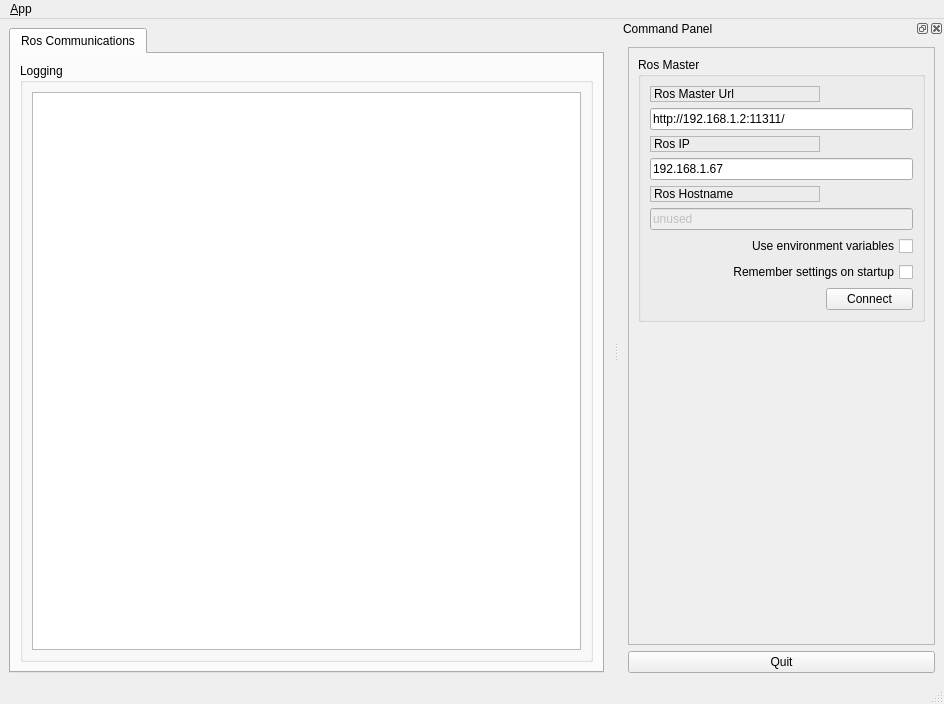
Before: the Qt Designer form using-cpp/qtros/ui/main_window.ui in jdj2261/ROS-Control-GUI, drawn with Qt 5.
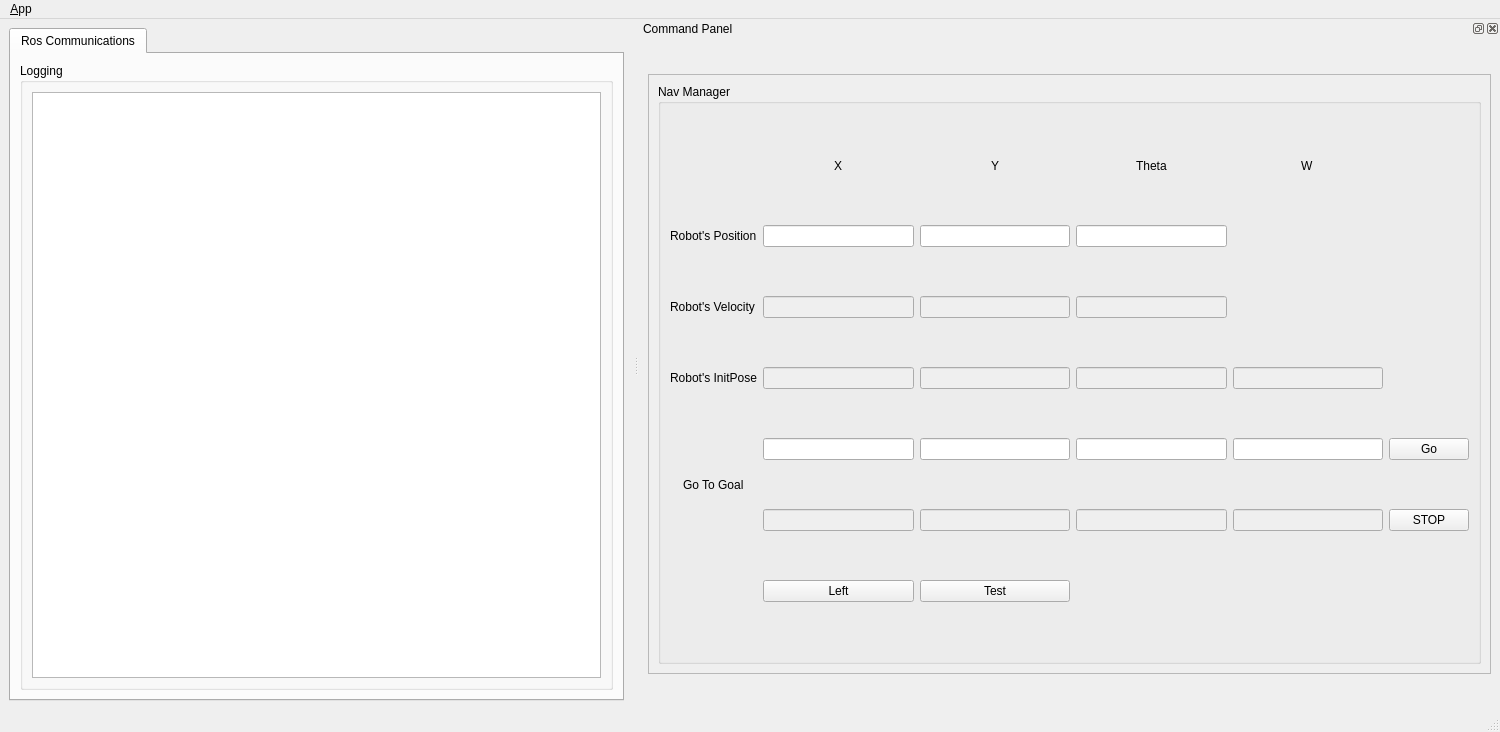
After: the same form once the commit is applied. Icons and pictures are not drawn.

Diff of the .ui file:
```diff
--- a/using-cpp/qtros/ui/main_window.ui
+++ b/using-cpp/qtros/ui/main_window.ui
@@ -6,10 +6,19 @@
    <rect>
     <x>0</x>
     <y>0</y>
-    <width>944</width>
-    <height>704</height>
+    <width>1500</width>
+    <height>732</height>
    </rect>
   </property>
+  <property name="sizePolicy">
+   <sizepolicy hsizetype="Preferred" vsizetype="Preferred">
+    <horstretch>0</horstretch>
+    <verstretch>0</verstretch>
+   </sizepolicy>
+  </property>
+  <property name="focusPolicy">
+   <enum>Qt::NoFocus</enum>
+  </property>
   <property name="windowTitle">
    <string>QRosApp</string>
   </property>
@@ -24,10 +33,13 @@
    <layout class="QHBoxLayout">
     <item>
      <widget class="QTabWidget" name="tab_manager">
+      <property name="enabled">
+       <bool>true</bool>
+      </property>
       <property name="minimumSize">
        <size>
         <width>100</width>
-        <height>0</height>
+        <height>500</height>
        </size>
       </property>
       <property name="locale">
@@ -36,6 +48,18 @@
       <property name="currentIndex">
        <number>0</number>
       </property>
+      <property name="usesScrollButtons">
+       <bool>true</bool>
+      </property>
+      <property name="documentMode">
+       <bool>false</bool>
+      </property>
+      <property name="tabsClosable">
+       <bool>false</bool>
+      </property>
+      <property name="movable">
+       <bool>false</bool>
+      </property>
       <widget class="QWidget" name="tab_status">
        <attribute name="title">
         <string>Ros Communications</string>
@@ -54,7 +78,17 @@
           </property>
           <layout class="QGridLayout" name="gridLayout_3">
            <item row="0" column="0">
-            <widget class="QListView" name="view_logging"/>
+            <widget class="QListView" name="view_logging">
+             <property name="enabled">
+              <bool>true</bool>
+             </property>
+             <property name="maximumSize">
+              <size>
+               <width>650</width>
+               <height>16777215</height>
+              </size>
+             </property>
+            </widget>
            </item>
           </layout>
          </widget>
@@ -70,8 +104,8 @@
     <rect>
      <x>0</x>
      <y>0</y>
-     <width>944</width>
-     <height>21</height>
+     <width>1500</width>
+     <height>22</height>
     </rect>
    </property>
    <widget class="QMenu" name="menu_File">
@@ -90,15 +124,21 @@
   <widget class="QStatusBar" name="statusbar"/>
   <widget class="QDockWidget" name="dock_status">
    <property name="sizePolicy">
-    <sizepolicy hsizetype="Minimum" vsizetype="Preferred">
+    <sizepolicy hsizetype="Minimum" vsizetype="Minimum">
      <horstretch>0</horstretch>
      <verstretch>0</verstretch>
     </sizepolicy>
    </property>
    <property name="minimumSize">
     <size>
-     <width>325</width>
-     <height>368</height>
+     <width>861</width>
+     <height>688</height>
+    </size>
+   </property>
+   <property name="maximumSize">
+    <size>
+     <width>1000</width>
+     <height>10000</height>
     </size>
    </property>
    <property name="allowedAreas">
@@ -120,6 +160,12 @@
          <verstretch>0</verstretch>
         </sizepolicy>
        </property>
+       <property name="maximumSize">
+        <size>
+         <width>1000</width>
+         <height>600</height>
+        </size>
+       </property>
        <property name="frameShape">
         <enum>QFrame::StyledPanel</enum>
        </property>
@@ -130,159 +176,236 @@
         <item>
          <widget class="QGroupBox" name="groupBox">
           <property name="title">
-           <string>Ros Master</string>
+           <string>Nav Manager</string>
           </property>
-          <layout class="QGridLayout" name="gridLayout">
-           <item row="0" column="0">
-            <widget class="QLabel" name="label">
-             <property name="frameShape">
-              <enum>QFrame::StyledPanel</enum>
+          <layout class="QGridLayout" name="gridLayout_2">
+           <item row="5" column="2">
+            <widget class="QLineEdit" name="Init_y">
+             <property name="enabled">
+              <bool>false</bool>
              </property>
-             <property name="frameShadow">
-              <enum>QFrame::Raised</enum>
-             </property>
+            </widget>
+           </item>
+           <item row="0" column="3" alignment="Qt::AlignHCenter">
+            <widget class="QLabel" name="label_theta">
              <property name="text">
-              <string>Ros Master Url</string>
+              <string>Theta</string>
              </property>
             </widget>
            </item>
-           <item row="1" column="0" colspan="2">
-            <widget class="QLineEdit" name="line_edit_master">
-             <property name="text">
-              <string>http://192.168.1.2:11311/</string>
+           <item row="5" column="3">
+            <widget class="QLineEdit" name="Init_theta">
+             <property name="enabled">
+              <bool>false</bool>
              </property>
             </widget>
            </item>
-           <item row="2" column="0">
-            <widget class="QLabel" name="label_2">
-             <property name="frameShape">
-              <enum>QFrame::StyledPanel</enum>
+           <item row="7" column="3">
+            <widget class="QLineEdit" name="lineEdit_7">
+             <property name="enabled">
+              <bool>false</bool>
              </property>
-             <property name="frameShadow">
-              <enum>QFrame::Raised</enum>
+            </widget>
+           </item>
+           <item row="5" column="4">
+            <widget class="QLineEdit" name="Init_w">
+             <property name="enabled">
+              <bool>false</bool>
              </property>
-             <property name="text">
-              <string>Ros IP</string>
+             <property name="readOnly">
+              <bool>true</bool>
              </property>
             </widget>
            </item>
-           <item row="3" column="0" colspan="2">
-            <widget class="QLineEdit" name="line_edit_host">
+           <item row="6" column="2">
+            <widget class="QLineEdit" name="lineEdit"/>
+           </item>
+           <item row="0" column="1" alignment="Qt::AlignHCenter">
+            <widget class="QLabel" name="label_x">
+             <property name="maximumSize">
+              <size>
+               <width>16777215</width>
+               <height>20</height>
+              </size>
+             </property>
              <property name="text">
-              <string>192.168.1.67</string>
+              <string>X</string>
+             </property>
+            </widget>
+           </item>
+           <item row="4" column="2">
+            <widget class="QLineEdit" name="Vel_y">
+             <property name="enabled">
+              <bool>false</bool>
+             </property>
+             <property name="readOnly">
+              <bool>true</bool>
              </property>
             </widget>
            </item>
            <item row="4" column="0">
+            <widget class="QLabel" name="label_2">
+             <property name="text">
+              <string>Robot's Velocity</string>
+             </property>
+            </widget>
+           </item>
+           <item row="17" column="1">
+            <widget class="QPushButton" name="left_button">
+             <property name="text">
+              <string>Left</string>
+             </property>
+            </widget>
+           </item>
+           <item row="7" column="1">
+            <widget class="QLineEdit" name="lineEdit_5">
+             <property name="enabled">
+              <bool>false</bool>
+             </property>
+            </widget>
+           </item>
+           <item row="1" column="3">
+            <widget class="QLineEdit" name="Pose_theta">
+             <property name="enabled">
+              <bool>true</bool>
+             </property>
+            </widget>
+           </item>
+           <item row="1" column="1">
+            <widget class="QLineEdit" name="Pose_x">
+             <property name="enabled">
+              <bool>true</bool>
+             </property>
+            </widget>
+           </item>
+           <item row="7" column="4">
+            <widget class="QLineEdit" name="lineEdit_8">
+             <property name="enabled">
+              <bool>false</bool>
+             </property>
+            </widget>
+           </item>
+           <item row="1" column="0">
+            <widget class="QLabel" name="label">
+             <property name="text">
+              <string>Robot's Position</string>
+             </property>
+            </widget>
+           </item>
+           <item row="7" column="2">
+            <widget class="QLineEdit" name="lineEdit_6">
+             <property name="enabled">
+              <bool>false</bool>
+             </property>
+            </widget>
+           </item>
+           <item row="5" column="1">
+            <widget class="QLineEdit" name="Init_x">
+             <property name="enabled">
+              <bool>false</bool>
+             </property>
+            </widget>
+           </item>
+           <item row="6" column="3">
+            <widget class="QLineEdit" name="lineEdit_3"/>
+           </item>
+           <item row="6" column="4">
+            <widget class="QLineEdit" name="lineEdit_4"/>
+           </item>
+           <item row="5" column="0">
             <widget class="QLabel" name="label_3">
-             <property name="frameShape">
-              <enum>QFrame::StyledPanel</enum>
-             </property>
-             <property name="frameShadow">
-              <enum>QFrame::Raised</enum>
-             </property>
              <property name="text">
-              <string>Ros Hostname</string>
+              <string>Robot's InitPose</string>
              </property>
             </widget>
            </item>
-           <item row="5" column="0" colspan="2">
-            <widget class="QLineEdit" name="line_edit_topic">
-             <property name="enabled">
-              <bool>false</bool>
-             </property>
+           <item row="17" column="2">
+            <widget class="QPushButton" name="test_button">
              <property name="text">
-              <string>unused</string>
+              <string>Test</string>
              </property>
             </widget>
            </item>
-           <item row="6" column="0" colspan="2">
-            <widget class="QCheckBox" name="checkbox_use_environment">
-             <property name="layoutDirection">
-              <enum>Qt::RightToLeft</enum>
-             </property>
+           <item row="6" column="0" rowspan="2" alignment="Qt::AlignHCenter">
+            <widget class="QLabel" name="label_4">
              <property name="text">
-              <string>Use environment variables</string>
+              <string>Go To Goal</string>
              </property>
             </widget>
            </item>
-           <item row="7" column="0" colspan="2">
-            <widget class="QCheckBox" name="checkbox_remember_settings">
-             <property name="layoutDirection">
-              <enum>Qt::RightToLeft</enum>
+           <item row="1" column="2">
+            <widget class="QLineEdit" name="Pose_y">
+             <property name="enabled">
+              <bool>true</bool>
              </property>
+            </widget>
+           </item>
+           <item row="0" column="4" alignment="Qt::AlignHCenter">
+            <widget class="QLabel" name="label_w">
              <property name="text">
-              <string>Remember settings on startup</string>
+              <string>W</string>
              </property>
             </widget>
            </item>
-           <item row="8" column="0">
-            <spacer name="horizontalSpacer">
-             <property name="orientation">
-              <enum>Qt::Horizontal</enum>
+           <item row="6" column="1">
+            <widget class="QLineEdit" name="lineEdit_2"/>
+           </item>
+           <item row="4" column="1">
+            <widget class="QLineEdit" name="Vel_x">
+             <property name="enabled">
+              <bool>false</bool>
              </property>
-             <property name="sizeHint" stdset="0">
-              <size>
-               <width>170</width>
-               <height>21</height>
-              </size>
+             <property name="readOnly">
+              <bool>true</bool>
              </property>
-            </spacer>
+            </widget>
            </item>
-           <item row="8" column="1">
-            <widget class="QPushButton" name="button_connect">
+           <item row="4" column="3">
+            <widget class="QLineEdit" name="Vel_theta">
              <property name="enabled">
+              <bool>false</bool>
+             </property>
+             <property name="readOnly">
               <bool>true</bool>
              </property>
-             <property name="sizePolicy">
-              <sizepolicy hsizetype="MinimumExpanding" vsizetype="Fixed">
-               <horstretch>0</horstretch>
-               <verstretch>0</verstretch>
-              </sizepolicy>
+            </widget>
+           </item>
+           <item row="0" column="2" alignment="Qt::AlignHCenter">
+            <widget class="QLabel" name="label_y">
+             <property name="text">
+              <string>Y</string>
              </property>
-             <property name="toolTip">
-              <string>Set the target to the current joint trajectory state.</string>
+            </widget>
+           </item>
+           <item row="6" column="5">
+            <widget class="QPushButton" name="go_Button">
+             <property name="text">
+              <string>Go</string>
              </property>
-             <property name="statusTip">
-              <string>Clear all waypoints and set the target to the current joint trajectory state.</string>
+             <property name="checkable">
+              <bool>false</bool>
              </property>
+             <property name="checked">
+              <bool>false</bool>
+             </property>
+            </widget>
+           </item>
+           <item row="7" column="5">
+            <widget class="QPushButton" name="stop_button">
              <property name="text">
-              <string>Connect</string>
+              <string>STOP</string>
+             </property>
+             <property name="checkable">
+              <bool>true</bool>
              </property>
             </widget>
            </item>
           </layout>
          </widget>
         </item>
-        <item>
-         <spacer name="verticalSpacer_3">
-          <property name="orientation">
-           <enum>Qt::Vertical</enum>
-          </property>
-          <property name="sizeHint" stdset="0">
-           <size>
-            <width>20</width>
-            <height>233</height>
-           </size>
-          </property>
-         </spacer>
-        </item>
        </layout>
       </widget>
      </item>
-     <item>
-      <widget class="QPushButton" name="quit_button">
-       <property name="sizePolicy">
-        <sizepolicy hsizetype="MinimumExpanding" vsizetype="Fixed">
-         <horstretch>0</horstretch>
-         <verstretch>0</verstretch>
-        </sizepolicy>
-       </property>
-       <property name="text">
-        <string>Quit</string>
-       </property>
-      </widget>
-     </item>
     </layout>
    </widget>
   </widget>
```
Left out of the diff: 59 changed lines with no effect on the pictures.
